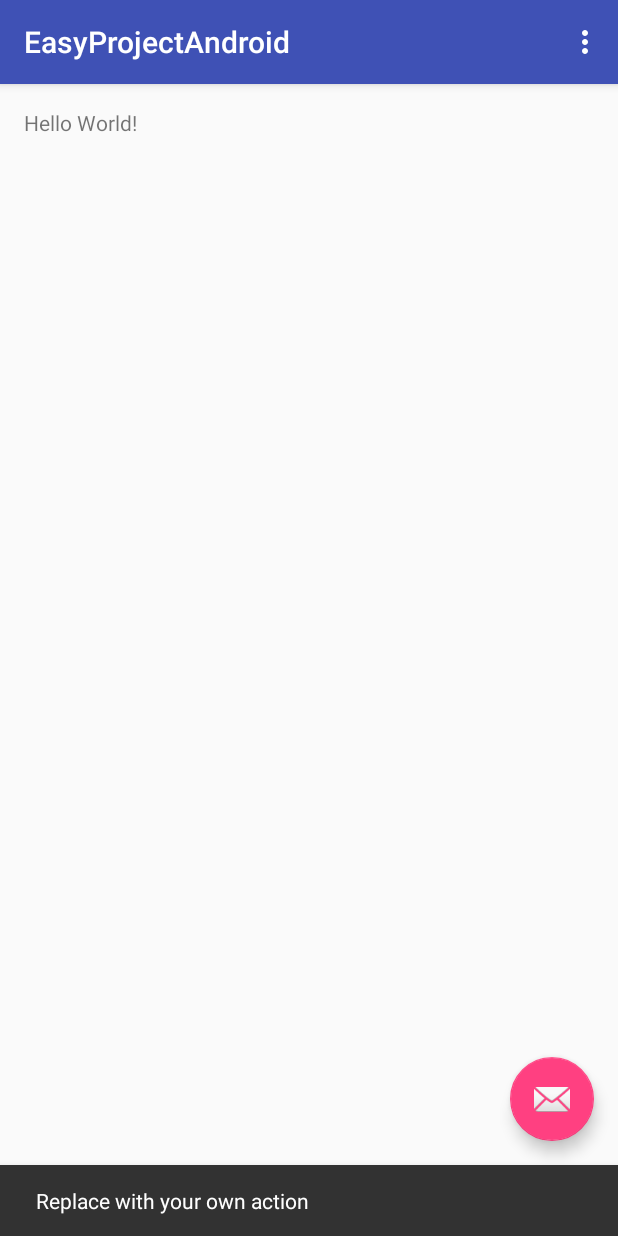
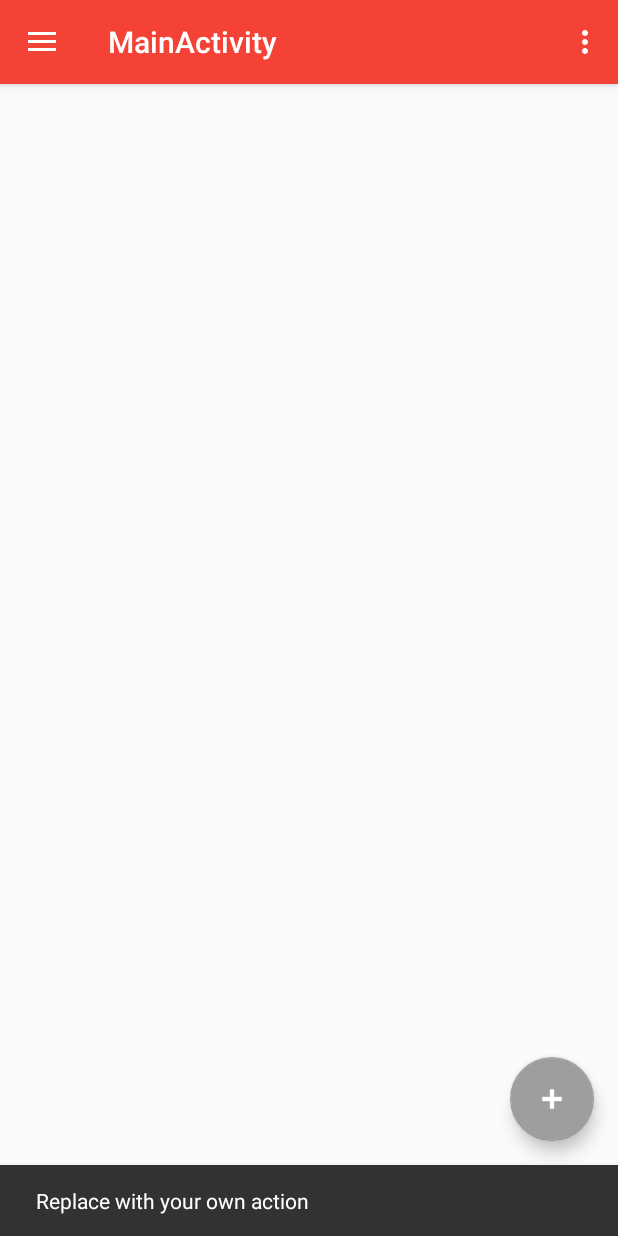
Before and after one commit to Fernando883/easyprojectAndroid, an Android app: the screen it shows after launch (MainActivity), after a tap on an icon or button, on a phone screen of 412 x 824 dp. Run offline under Robolectric (Android 15) with nearby library versions, the phone set to English and light mode, and no system bars.

Commit message:
Main with drawer

```diff
--- a/app/build.gradle
+++ b/app/build.gradle
@@ -24,4 +24,5 @@ dependencies {
     testCompile 'junit:junit:4.12'
     compile 'com.android.support:appcompat-v7:23.2.1'
     compile 'com.android.support:design:23.2.1'
+    compile 'de.hdodenhof:circleimageview:2.0.0'
 }
--- a/app/src/main/AndroidManifest.xml
+++ b/app/src/main/AndroidManifest.xml
@@ -10,13 +10,14 @@
         android:theme="@style/AppTheme">
         <activity
             android:name=".MainActivity"
-            android:label="@string/app_name"
+            android:label="@string/title_activity_main"
             android:theme="@style/AppTheme.NoActionBar">
             <intent-filter>
                 <action android:name="android.intent.action.MAIN" />
 
                 <category android:name="android.intent.category.LAUNCHER" />
             </intent-filter>
+
         </activity>
     </application>
 
--- a/app/src/main/java/inftel/easyprojectandroid/MainActivity.java
+++ b/app/src/main/java/inftel/easyprojectandroid/MainActivity.java
@@ -3,13 +3,19 @@ package inftel.easyprojectandroid;
 import android.os.Bundle;
 import android.support.design.widget.FloatingActionButton;
 import android.support.design.widget.Snackbar;
+import android.view.View;
+import android.support.design.widget.NavigationView;
+import android.support.v4.view.GravityCompat;
+import android.support.v4.widget.DrawerLayout;
+import android.support.v7.app.ActionBarDrawerToggle;
 import android.support.v7.app.AppCompatActivity;
 import android.support.v7.widget.Toolbar;
-import android.view.View;
 import android.view.Menu;
 import android.view.MenuItem;
+import android.widget.Toast;
 
-public class MainActivity extends AppCompatActivity {
+public class MainActivity extends AppCompatActivity
+        implements NavigationView.OnNavigationItemSelectedListener {
 
     @Override
     protected void onCreate(Bundle savedInstanceState) {
@@ -26,12 +32,31 @@ public class MainActivity extends AppCompatActivity {
                         .setAction("Action", null).show();
             }
         });
+
+        DrawerLayout drawer = (DrawerLayout) findViewById(R.id.drawer_layout);
+        ActionBarDrawerToggle toggle = new ActionBarDrawerToggle(
+                this, drawer, toolbar, R.string.navigation_drawer_open, R.string.navigation_drawer_close);
+        drawer.setDrawerListener(toggle);
+        toggle.syncState();
+
+        NavigationView navigationView = (NavigationView) findViewById(R.id.nav_view);
+        navigationView.setNavigationItemSelectedListener(this);
+    }
+
+    @Override
+    public void onBackPressed() {
+        DrawerLayout drawer = (DrawerLayout) findViewById(R.id.drawer_layout);
+        if (drawer.isDrawerOpen(GravityCompat.START)) {
+            drawer.closeDrawer(GravityCompat.START);
+        } else {
+            super.onBackPressed();
+        }
     }
 
     @Override
     public boolean onCreateOptionsMenu(Menu menu) {
         // Inflate the menu; this adds items to the action bar if it is present.
-        getMenuInflater().inflate(R.menu.menu_main, menu);
+        getMenuInflater().inflate(R.menu.main, menu);
         return true;
     }
 
@@ -49,4 +74,25 @@ public class MainActivity extends AppCompatActivity {
 
         return super.onOptionsItemSelected(item);
     }
+
+    @SuppressWarnings("StatementWithEmptyBody")
+    @Override
+    public boolean onNavigationItemSelected(MenuItem item) {
+        // Handle navigation view item clicks here.
+        int id = item.getItemId();
+
+        if (id == R.id.new_project) {
+            Toast.makeText(this, getString(R.string.new_project), Toast.LENGTH_LONG).show();
+        } else if (id == R.id.my_projects) {
+            Toast.makeText(this, getString(R.string.my_projects), Toast.LENGTH_LONG).show();
+        } else if (id == R.id.my_tasks) {
+            Toast.makeText(this, getString(R.string.my_tasks), Toast.LENGTH_LONG).show();
+        } else if (id == R.id.logout) {
+            Toast.makeText(this, getString(R.string.logout), Toast.LENGTH_LONG).show();
+        }
+
+        DrawerLayout drawer = (DrawerLayout) findViewById(R.id.drawer_layout);
+        drawer.closeDrawer(GravityCompat.START);
+        return true;
+    }
 }
--- /dev/null
+++ b/app/src/main/res/drawable/ic_logout.xml
@@ -0,0 +1,9 @@
+<vector xmlns:android="http://schemas.android.com/apk/res/android"
+        android:width="24dp"
+        android:height="24dp"
+        android:viewportWidth="24.0"
+        android:viewportHeight="24.0">
+    <path
+        android:fillColor="#FF000000"
+        android:pathData="M21,3.01H3c-1.1,0 -2,0.9 -2,2V9h2V4.99h18v14.03H3V15H1v4.01c0,1.1 0.9,1.98 2,1.98h18c1.1,0 2,-0.88 2,-1.98v-14c0,-1.11 -0.9,-2 -2,-2zM11,16l4,-4 -4,-4v3H1v2h10v3z"/>
+</vector>
--- /dev/null
+++ b/app/src/main/res/drawable/ic_new.xml
@@ -0,0 +1,9 @@
+<vector xmlns:android="http://schemas.android.com/apk/res/android"
+        android:width="24dp"
+        android:height="24dp"
+        android:viewportWidth="24.0"
+        android:viewportHeight="24.0">
+    <path
+        android:fillColor="#FFFF"
+        android:pathData="M14,2H6c-1.1,0 -1.99,0.9 -1.99,2L4,20c0,1.1 0.89,2 1.99,2H18c1.1,0 2,-0.9 2,-2V8l-6,-6zm2,14h-3v3h-2v-3H8v-2h3v-3h2v3h3v2zm-3,-7V3.5L18.5,9H13z"/>
+</vector>
--- /dev/null
+++ b/app/src/main/res/drawable/ic_project.xml
@@ -0,0 +1,9 @@
+<vector xmlns:android="http://schemas.android.com/apk/res/android"
+        android:width="24dp"
+        android:height="24dp"
+        android:viewportWidth="24.0"
+        android:viewportHeight="24.0">
+    <path
+        android:fillColor="#FF000000"
+        android:pathData="M19,3h-4.18C14.4,1.84 13.3,1 12,1c-1.3,0 -2.4,0.84 -2.82,2H5c-1.1,0 -2,0.9 -2,2v14c0,1.1 0.9,2 2,2h14c1.1,0 2,-0.9 2,-2V5c0,-1.1 -0.9,-2 -2,-2zm-7,0c0.55,0 1,0.45 1,1s-0.45,1 -1,1 -1,-0.45 -1,-1 0.45,-1 1,-1zm2,14H7v-2h7v2zm3,-4H7v-2h10v2zm0,-4H7V7h10v2z"/>
+</vector>
--- /dev/null
+++ b/app/src/main/res/drawable/ic_task.xml
@@ -0,0 +1,9 @@
+<vector xmlns:android="http://schemas.android.com/apk/res/android"
+        android:width="24dp"
+        android:height="24dp"
+        android:viewportWidth="24.0"
+        android:viewportHeight="24.0">
+    <path
+        android:fillColor="#FF000000"
+        android:pathData="M14,2H6c-1.1,0 -1.99,0.9 -1.99,2L4,20c0,1.1 0.89,2 1.99,2H18c1.1,0 2,-0.9 2,-2V8l-6,-6zm2,16H8v-2h8v2zm0,-4H8v-2h8v2zm-3,-5V3.5L18.5,9H13z"/>
+</vector>
--- a/app/src/main/res/layout/activity_main.xml
+++ b/app/src/main/res/layout/activity_main.xml
@@ -1,34 +1,25 @@
 <?xml version="1.0" encoding="utf-8"?>
-<android.support.design.widget.CoordinatorLayout xmlns:android="http://schemas.android.com/apk/res/android"
+<android.support.v4.widget.DrawerLayout xmlns:android="http://schemas.android.com/apk/res/android"
     xmlns:app="http://schemas.android.com/apk/res-auto"
     xmlns:tools="http://schemas.android.com/tools"
+    android:id="@+id/drawer_layout"
     android:layout_width="match_parent"
     android:layout_height="match_parent"
     android:fitsSystemWindows="true"
-    tools:context="inftel.easyprojectandroid.MainActivity">
+    tools:openDrawer="start">
 
-    <android.support.design.widget.AppBarLayout
+    <include
+        layout="@layout/app_bar_main"
         android:layout_width="match_parent"
-        android:layout_height="wrap_content"
-        android:theme="@style/AppTheme.AppBarOverlay">
+        android:layout_height="match_parent" />
 
-        <android.support.v7.widget.Toolbar
-            android:id="@+id/toolbar"
-            android:layout_width="match_parent"
-            android:layout_height="?attr/actionBarSize"
-            android:background="?attr/colorPrimary"
-            app:popupTheme="@style/AppTheme.PopupOverlay" />
+    <android.support.design.widget.NavigationView
+        android:id="@+id/nav_view"
+        android:layout_width="wrap_content"
+        android:layout_height="match_parent"
+        android:layout_gravity="start"
+        android:fitsSystemWindows="true"
+        app:headerLayout="@layout/nav_header_main"
+        app:menu="@menu/activity_main_drawer" />
 
-    </android.support.design.widget.AppBarLayout>
-
-    <include layout="@layout/content_main" />
-
-    <android.support.design.widget.FloatingActionButton
-        android:id="@+id/fab"
-        android:layout_width="wrap_content"
-        android:layout_height="wrap_content"
-        android:layout_gravity="bottom|end"
-        android:layout_margin="@dimen/fab_margin"
-        android:src="@android:drawable/ic_dialog_email" />
-
-</android.support.design.widget.CoordinatorLayout>
+</android.support.v4.widget.DrawerLayout>
--- /dev/null
+++ b/app/src/main/res/layout/app_bar_main.xml
@@ -0,0 +1,35 @@
+<?xml version="1.0" encoding="utf-8"?>
+<android.support.design.widget.CoordinatorLayout xmlns:android="http://schemas.android.com/apk/res/android"
+    xmlns:app="http://schemas.android.com/apk/res-auto"
+    xmlns:tools="http://schemas.android.com/tools"
+    android:layout_width="match_parent"
+    android:layout_height="match_parent"
+    android:fitsSystemWindows="true"
+    tools:context="inftel.easyprojectandroid.MainActivity">
+
+    <android.support.design.widget.AppBarLayout
+        android:layout_width="match_parent"
+        android:layout_height="wrap_content"
+        android:theme="@style/AppTheme.AppBarOverlay">
+
+        <android.support.v7.widget.Toolbar
+            android:id="@+id/toolbar"
+            android:layout_width="match_parent"
+            android:layout_height="?attr/actionBarSize"
+            android:background="?attr/colorPrimary"
+            app:popupTheme="@style/AppTheme.PopupOverlay" />
+
+    </android.support.design.widget.AppBarLayout>
+
+    <include layout="@layout/content_main" />
+
+    <android.support.design.widget.FloatingActionButton
+        android:id="@+id/fab"
+        android:layout_width="wrap_content"
+        android:layout_height="wrap_content"
+        android:layout_gravity="bottom|end"
+        android:layout_margin="@dimen/fab_margin"
+        android:tint="@color/icons"
+        android:src="@android:drawable/ic_input_add" />
+
+</android.support.design.widget.CoordinatorLayout>
--- a/app/src/main/res/layout/content_main.xml
+++ b/app/src/main/res/layout/content_main.xml
@@ -10,10 +10,6 @@
     android:paddingTop="@dimen/activity_vertical_margin"
     app:layout_behavior="@string/appbar_scrolling_view_behavior"
     tools:context="inftel.easyprojectandroid.MainActivity"
-    tools:showIn="@layout/activity_main">
+    tools:showIn="@layout/app_bar_main">
 
-    <TextView
-        android:layout_width="wrap_content"
-        android:layout_height="wrap_content"
-        android:text="Hello World!" />
 </RelativeLayout>
--- /dev/null
+++ b/app/src/main/res/menu/activity_main_drawer.xml
@@ -0,0 +1,30 @@
+<?xml version="1.0" encoding="utf-8"?>
+<menu xmlns:android="http://schemas.android.com/apk/res/android">
+
+    <group android:checkableBehavior="single">
+
+        <item
+            android:id="@+id/new_project"
+            android:icon="@drawable/ic_new"
+            android:title="@string/new_project" />
+
+        <item
+            android:id="@+id/my_projects"
+            android:icon="@drawable/ic_project"
+            android:title="@string/my_projects" />
+        <item
+            android:id="@+id/my_tasks"
+            android:icon="@drawable/ic_task"
+            android:title="@string/my_tasks" />
+
+    </group>
+
+    <item android:title="@string/options">
+        <menu>
+            <item
+                android:id="@+id/logout"
+                android:icon="@drawable/ic_logout"
+                android:title="@string/logout" />
+        </menu>
+    </item>
+</menu>
--- a/app/src/main/res/menu/menu_main.xml
+++ b/app/src/main/res/menu/main.xml
@@ -1,7 +1,6 @@
+<?xml version="1.0" encoding="utf-8"?>
 <menu xmlns:android="http://schemas.android.com/apk/res/android"
-    xmlns:app="http://schemas.android.com/apk/res-auto"
-    xmlns:tools="http://schemas.android.com/tools"
-    tools:context="inftel.easyprojectandroid.MainActivity">
+    xmlns:app="http://schemas.android.com/apk/res-auto">
     <item
         android:id="@+id/action_settings"
         android:orderInCategory="100"
--- a/app/src/main/res/values/colors.xml
+++ b/app/src/main/res/values/colors.xml
@@ -1,6 +1,11 @@
 <?xml version="1.0" encoding="utf-8"?>
 <resources>
-    <color name="colorPrimary">#3F51B5</color>
-    <color name="colorPrimaryDark">#303F9F</color>
-    <color name="colorAccent">#FF4081</color>
+    <color name="primary">#F44336</color>
+    <color name="primary_dark">#D32F2F</color>
+    <color name="primary_light">#FFCDD2</color>
+    <color name="accent">#9E9E9E</color>
+    <color name="primary_text">#212121</color>
+    <color name="secondary_text">#727272</color>
+    <color name="icons">#FFFFFF</color>
+    <color name="divider">#B6B6B6</color>
 </resources>
--- a/app/src/main/res/values/dimens.xml
+++ b/app/src/main/res/values/dimens.xml
@@ -1,6 +1,10 @@
 <resources>
+    <!-- Default screen margins, per the Android Design guidelines. -->
+    <dimen name="nav_header_vertical_spacing">16dp</dimen>
+    <dimen name="nav_header_height">160dp</dimen>
     <!-- Default screen margins, per the Android Design guidelines. -->
     <dimen name="activity_horizontal_margin">16dp</dimen>
     <dimen name="activity_vertical_margin">16dp</dimen>
     <dimen name="fab_margin">16dp</dimen>
+    <dimen name="text_margin">16dp</dimen>
 </resources>
--- a/app/src/main/res/values/strings.xml
+++ b/app/src/main/res/values/strings.xml
@@ -1,4 +1,16 @@
 <resources>
     <string name="app_name">EasyProjectAndroid</string>
     <string name="action_settings">Settings</string>
+
+    <!--  Res->menu-> Left menu-->
+    <string name="new_project">New project</string>
+    <string name="my_projects">My projects</string>
+    <string name="my_tasks">My tasks</string>
+    <string name="logout">Log out</string>
+    <string name="options">Options</string>
+
+    <!-- drawer -->
+    <string name="navigation_drawer_open">Open navigation drawer</string>
+    <string name="navigation_drawer_close">Close navigation drawer</string>
+    <string name="title_activity_main">MainActivity</string>
 </resources>
--- a/app/src/main/res/values/styles.xml
+++ b/app/src/main/res/values/styles.xml
@@ -3,9 +3,9 @@
     <!-- Base application theme. -->
     <style name="AppTheme" parent="Theme.AppCompat.Light.DarkActionBar">
         <!-- Customize your theme here. -->
-        <item name="colorPrimary">@color/colorPrimary</item>
-        <item name="colorPrimaryDark">@color/colorPrimaryDark</item>
-        <item name="colorAccent">@color/colorAccent</item>
+        <item name="colorPrimary">@color/primary</item>
+        <item name="colorPrimaryDark">@color/primary_dark</item>
+        <item name="colorAccent">@color/accent</item>
     </style>
 
     <style name="AppTheme.NoActionBar">
```
Also changed, not shown: app/src/main/res/drawable/side_nav_bar.xml (added, +9 -0 lines), app/src/main/res/layout/nav_header_main.xml (added, +33 -0 lines), app/src/main/res/values/drawables.xml (added, +8 -0 lines), app/src/main/res/drawable/woman.png (added), 1 other file.
